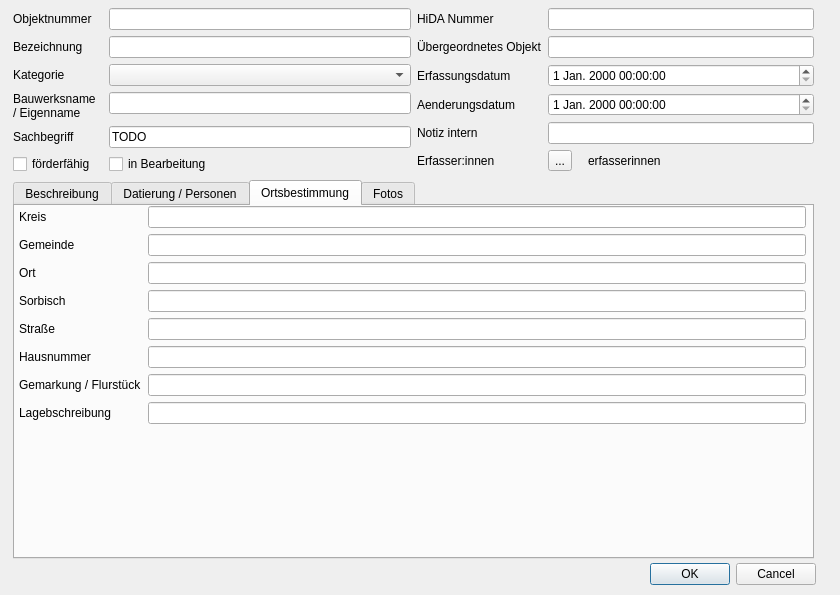
Old version of the form LauQGIS_frontend/objektbereich_form.ui in the repository LausitzBergbaukultur/LauGIS.
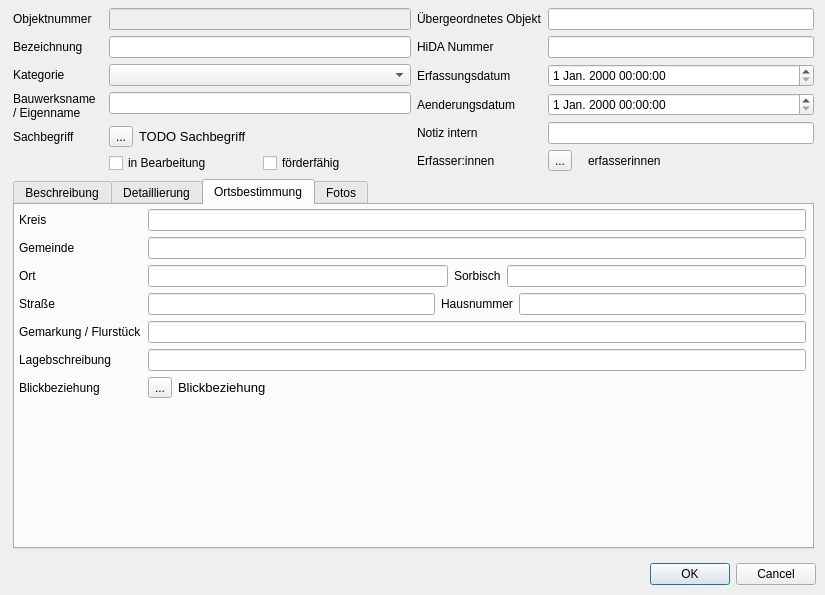
New version of the form. The open tabs and pages were chosen to show the change. Custom widgets are drawn as their Qt base class.

Commit message: obj_basis corrections, added blickbeziehung, added objekt_nr generation

Diff of the .ui file:
```diff
--- a/LauQGIS_frontend/objektbereich_form.ui
+++ b/LauQGIS_frontend/objektbereich_form.ui
@@ -6,7 +6,7 @@
    <rect>
     <x>0</x>
     <y>0</y>
-    <width>840</width>
+    <width>825</width>
     <height>595</height>
    </rect>
   </property>
@@ -24,8 +24,8 @@
   </property>
   <property name="maximumSize">
    <size>
-    <width>900</width>
-    <height>600</height>
+    <width>1000</width>
+    <height>800</height>
    </size>
   </property>
   <property name="windowTitle">
@@ -62,10 +62,13 @@
      <x>13</x>
      <y>8</y>
      <width>801</width>
-     <height>551</height>
+     <height>541</height>
     </rect>
    </property>
    <layout class="QVBoxLayout" name="verticalLayout">
+    <property name="sizeConstraint">
+     <enum>QLayout::SetDefaultConstraint</enum>
+    </property>
     <item>
      <layout class="QHBoxLayout" name="TopRow">
       <item>
@@ -77,9 +80,6 @@
           </property>
          </widget>
         </item>
-        <item row="0" column="1">
-         <widget class="QLineEdit" name="objekt_nr"/>
-        </item>
         <item row="1" column="0">
          <widget class="QLabel" name="lbl_bezeichnung">
           <property name="enabled">
@@ -91,7 +91,11 @@
          </widget>
         </item>
         <item row="1" column="1">
-         <widget class="QLineEdit" name="bezeichnung"/>
+         <widget class="QLineEdit" name="bezeichnung">
+          <property name="clearButtonEnabled">
+           <bool>false</bool>
+          </property>
+         </widget>
         </item>
         <item row="2" column="0">
          <widget class="QLabel" name="label_4">
@@ -114,7 +118,11 @@
          </widget>
         </item>
         <item row="3" column="1">
-         <widget class="QLineEdit" name="bauwerksname_eigenname"/>
+         <widget class="QLineEdit" name="bauwerksname_eigenname">
+          <property name="clearButtonEnabled">
+           <bool>false</bool>
+          </property>
+         </widget>
         </item>
         <item row="4" column="0">
          <widget class="QLabel" name="label">
@@ -123,13 +131,6 @@
           </property>
          </widget>
         </item>
-        <item row="4" column="1">
-         <widget class="QLineEdit" name="lineEdit">
-          <property name="text">
-           <string>TODO</string>
-          </property>
-         </widget>
-        </item>
         <item row="5" column="1">
          <layout class="QHBoxLayout" name="CheckBoxRow">
           <item>
@@ -139,12 +140,59 @@
             </property>
            </widget>
           </item>
+          <item>
+           <widget class="QCheckBox" name="foerderfaehig">
+            <property name="text">
+             <string>förderfähig</string>
+            </property>
+           </widget>
+          </item>
          </layout>
         </item>
-        <item row="5" column="0">
-         <widget class="QCheckBox" name="foerderfaehig">
-          <property name="text">
-           <string>förderfähig</string>
+        <item row="4" column="1">
+         <layout class="QHBoxLayout" name="layoutSachbegriff">
+          <item>
+           <widget class="QToolButton" name="btn_sachbegriff">
+            <property name="text">
+             <string>...</string>
+            </property>
+           </widget>
+          </item>
+          <item>
+           <widget class="QLabel" name="lbl_return_sachbegriff">
+            <property name="font">
+             <font>
+              <pointsize>10</pointsize>
+              <weight>50</weight>
+              <bold>false</bold>
+             </font>
+            </property>
+            <property name="text">
+             <string>TODO Sachbegriff</string>
+            </property>
+            <property name="textFormat">
+             <enum>Qt::PlainText</enum>
+            </property>
+            <property name="alignment">
+             <set>Qt::AlignLeading|Qt::AlignLeft|Qt::AlignVCenter</set>
+            </property>
+            <property name="wordWrap">
+             <bool>false</bool>
+            </property>
+           </widget>
+          </item>
+         </layout>
+        </item>
+        <item row="0" column="1">
+         <widget class="QLineEdit" name="objekt_nr">
+          <property name="enabled">
+           <bool>false</bool>
+          </property>
+          <property name="font">
+           <font>
+            <weight>75</weight>
+            <bold>true</bold>
+           </font>
           </property>
          </widget>
         </item>
@@ -152,15 +200,36 @@
       </item>
       <item>
        <layout class="QFormLayout" name="TopRightGrid">
+        <property name="rowWrapPolicy">
+         <enum>QFormLayout::WrapLongRows</enum>
+        </property>
         <item row="0" column="0">
+         <widget class="QLabel" name="label_20">
+          <property name="text">
+           <string>Übergeordnetes Objekt</string>
+          </property>
+         </widget>
+        </item>
+        <item row="0" column="1">
+         <widget class="QLineEdit" name="ref_objekt_id">
+          <property name="clearButtonEnabled">
+           <bool>false</bool>
+          </property>
+         </widget>
+        </item>
+        <item row="1" column="0">
          <widget class="QLabel" name="label_7">
           <property name="text">
            <string>HiDA Nummer</string>
           </property>
          </widget>
         </item>
-        <item row="0" column="1">
-         <widget class="QLineEdit" name="hida_nr"/>
+        <item row="1" column="1">
+         <widget class="QLineEdit" name="hida_nr">
+          <property name="clearButtonEnabled">
+           <bool>false</bool>
+          </property>
+         </widget>
         </item>
         <item row="2" column="0">
          <widget class="QLabel" name="lbl_objnr_2">
@@ -203,7 +272,7 @@
          </widget>
         </item>
         <item row="5" column="1">
-         <layout class="QHBoxLayout" name="horizontalLayout_2">
+         <layout class="QHBoxLayout" name="hlayout_Erfasser">
           <item>
            <widget class="QToolButton" name="btn_erfasser">
             <property name="text">
@@ -226,16 +295,6 @@
           </item>
          </layout>
         </item>
-        <item row="1" column="0">
-         <widget class="QLabel" name="label_20">
-          <property name="text">
-           <string>Übergeordnetes Objekt</string>
-          </property>
-         </widget>
-        </item>
-        <item row="1" column="1">
-         <widget class="QLineEdit" name="ref_objekt_id"/>
-        </item>
        </layout>
       </item>
      </layout>
@@ -243,7 +302,7 @@
     <item>
      <widget class="QTabWidget" name="BottomRow_Tabs">
       <property name="currentIndex">
-       <number>3</number>
+       <number>2</number>
       </property>
       <widget class="QWidget" name="TabBeschreibung">
        <attribute name="title">
@@ -255,13 +314,22 @@
           <x>0</x>
           <y>0</y>
           <width>791</width>
-          <height>291</height>
+          <height>251</height>
          </rect>
         </property>
-        <layout class="QFormLayout" name="formLayout">
+        <layout class="QFormLayout" name="formLayout_Beschreibung">
+         <property name="labelAlignment">
+          <set>Qt::AlignLeading|Qt::AlignLeft|Qt::AlignTop</set>
+         </property>
+         <property name="formAlignment">
+          <set>Qt::AlignLeading|Qt::AlignLeft|Qt::AlignTop</set>
+         </property>
          <property name="leftMargin">
           <number>4</number>
          </property>
+         <property name="topMargin">
+          <number>4</number>
+         </property>
          <item row="0" column="0">
           <widget class="QLabel" name="lbl_beschreibung">
            <property name="text">
@@ -292,32 +360,12 @@
          <item row="2" column="1">
           <widget class="QLineEdit" name="quellen_literatur"/>
          </item>
-         <item row="3" column="0">
-          <widget class="QLabel" name="label_15">
-           <property name="text">
-            <string>Erhaltungszustand</string>
-           </property>
-          </widget>
-         </item>
-         <item row="3" column="1">
-          <widget class="QComboBox" name="erhaltungszustand"/>
-         </item>
-         <item row="4" column="0">
-          <widget class="QLabel" name="label_16">
-           <property name="text">
-            <string>Schutzstatus</string>
-           </property>
-          </widget>
-         </item>
-         <item row="4" column="1">
-          <widget class="QComboBox" name="schutzstatus"/>
-         </item>
         </layout>
        </widget>
       </widget>
-      <widget class="QWidget" name="TabPersonDatum">
+      <widget class="QWidget" name="TabDetaillierung">
        <attribute name="title">
-        <string>Datierung / Personen</string>
+        <string>Detaillierung</string>
        </attribute>
        <widget class="QWidget" name="formLayoutWidget_2">
         <property name="geometry">
@@ -325,27 +373,59 @@
           <x>0</x>
           <y>0</y>
           <width>791</width>
-          <height>311</height>
+          <height>251</height>
          </rect>
         </property>
-        <layout class="QFormLayout" name="formLayout_4">
+        <layout class="QFormLayout" name="formLayout_Detaillierung">
          <property name="fieldGrowthPolicy">
           <enum>QFormLayout::ExpandingFieldsGrow</enum>
          </property>
          <property name="rowWrapPolicy">
           <enum>QFormLayout::WrapLongRows</enum>
          </property>
+         <property name="labelAlignment">
+          <set>Qt::AlignLeading|Qt::AlignLeft|Qt::AlignTop</set>
+         </property>
          <property name="formAlignment">
-          <set>Qt::AlignLeading|Qt::AlignLeft|Qt::AlignVCenter</set>
+          <set>Qt::AlignLeading|Qt::AlignLeft|Qt::AlignTop</set>
+         </property>
+         <property name="verticalSpacing">
+          <number>8</number>
+         </property>
+         <property name="leftMargin">
+          <number>4</number>
+         </property>
+         <property name="topMargin">
+          <number>4</number>
          </property>
          <item row="0" column="0">
+          <widget class="QLabel" name="label_16">
+           <property name="text">
+            <string>Schutzstatus</string>
+           </property>
+          </widget>
+         </item>
+         <item row="0" column="1">
+          <widget class="QComboBox" name="schutzstatus"/>
+         </item>
+         <item row="1" column="0">
+          <widget class="QLabel" name="label_15">
+           <property name="text">
+            <string>Erhaltungszustand</string>
+           </property>
+          </widget>
+         </item>
+         <item row="1" column="1">
+          <widget class="QComboBox" name="erhaltungszustand"/>
+         </item>
+         <item row="2" column="0">
           <widget class="QLabel" name="label_17">
            <property name="text">
-            <string>Datum</string>
+            <string>Datierung</string>
            </property>
           </widget>
          </item>
-         <item row="0" column="1">
+         <item row="2" column="1">
           <layout class="QHBoxLayout" name="layoutDatum">
            <item>
             <widget class="QToolButton" name="btn_datierung">
@@ -370,24 +450,71 @@
               <enum>Qt::PlainText</enum>
              </property>
              <property name="alignment">
-              <set>Qt::AlignLeading|Qt::AlignLeft|Qt::AlignTop</set>
+              <set>Qt::AlignLeading|Qt::AlignLeft|Qt::AlignVCenter</set>
              </property>
              <property name="wordWrap">
               <bool>false</bool>
              </property>
+             <property name="margin">
+              <number>6</number>
+             </property>
             </widget>
            </item>
           </layout>
          </item>
-         <item row="1" column="0">
+         <item row="3" column="0">
+          <widget class="QLabel" name="label_22">
+           <property name="text">
+            <string>Funktion / Nutzung</string>
+           </property>
+          </widget>
+         </item>
+         <item row="3" column="1">
+          <layout class="QHBoxLayout" name="layoutNutzung">
+           <item>
+            <widget class="QToolButton" name="btn_nutzung">
+             <property name="text">
+              <string>...</string>
+             </property>
+            </widget>
+           </item>
+           <item>
+            <widget class="QLabel" name="lbl_return_nutzung">
+             <property name="font">
+              <font>
+               <pointsize>10</pointsize>
+               <weight>50</weight>
+               <bold>false</bold>
+              </font>
+             </property>
+             <property name="text">
+              <string>nutzung</string>
+             </property>
+             <property name="textFormat">
+              <enum>Qt::PlainText</enum>
+             </property>
+             <property name="alignment">
+              <set>Qt::AlignLeading|Qt::AlignLeft|Qt::AlignVCenter</set>
+             </property>
+             <property name="wordWrap">
+              <bool>false</bool>
+             </property>
+             <property name="margin">
+              <number>6</number>
+             </property>
+            </widget>
+           </item>
+          </layout>
+         </item>
+         <item row="4" column="0">
           <widget class="QLabel" name="label_21">
            <property name="text">
             <string>Personen</string>
            </property>
           </widget>
          </item>
-         <item row="1" column="1">
-          <layout class="QHBoxLayout" name="layoutDatum_2">
+         <item row="4" column="1">
+          <layout class="QHBoxLayout" name="layoutPersonen">
            <item>
             <widget class="QToolButton" name="btn_personen">
              <property name="text">
@@ -411,11 +538,14 @@
               <enum>Qt::PlainText</enum>
              </property>
              <property name="alignment">
-              <set>Qt::AlignLeading|Qt::AlignLeft|Qt::AlignTop</set>
+              <set>Qt::AlignLeading|Qt::AlignLeft|Qt::AlignVCenter</set>
              </property>
              <property name="wordWrap">
               <bool>false</bool>
              </property>
+             <property name="margin">
+              <number>6</number>
+             </property>
             </widget>
            </item>
           </layout>
@@ -433,13 +563,16 @@
           <x>0</x>
           <y>0</y>
           <width>791</width>
-          <height>301</height>
+          <height>251</height>
          </rect>
         </property>
-        <layout class="QFormLayout" name="formLayout_2">
+        <layout class="QFormLayout" name="formLayout_Ort">
          <property name="leftMargin">
           <number>4</number>
          </property>
+         <property name="topMargin">
+          <number>4</number>
+         </property>
          <item row="0" column="0">
           <widget class="QLabel" name="label_8">
            <property name="text">
@@ -450,19 +583,6 @@
          <item row="0" column="1">
           <widget class="QLineEdit" name="kreis"/>
          </item>
-         <item row="2" column="0">
-          <widget class="QLabel" name="label_9">
-           <property name="text">
-            <string>Ort</string>
-           </property>
-          </widget>
-         </item>
-         <item row="2" column="1">
-          <widget class="QLineEdit" name="ort"/>
-         </item>
-         <item row="1" column="1">
-          <widget class="QLineEdit" name="gemeinde"/>
-         </item>
          <item row="1" column="0">
           <widget class="QLabel" name="label_10">
            <property name="text">
@@ -470,56 +590,121 @@
            </property>
           </widget>
          </item>
-         <item row="3" column="0">
-          <widget class="QLabel" name="label_11">
+         <item row="1" column="1">
+          <widget class="QLineEdit" name="gemeinde"/>
+         </item>
+         <item row="2" column="0">
+          <widget class="QLabel" name="label_9">
            <property name="text">
-            <string>Sorbisch</string>
+            <string>Ort</string>
            </property>
           </widget>
          </item>
-         <item row="3" column="1">
-          <widget class="QLineEdit" name="sorbisch"/>
+         <item row="2" column="1">
+          <layout class="QHBoxLayout" name="hlayout_OrtSorbisch">
+           <item>
+            <widget class="QLineEdit" name="ort"/>
+           </item>
+           <item>
+            <widget class="QLabel" name="label_11">
+             <property name="text">
+              <string>Sorbisch</string>
+             </property>
+            </widget>
+           </item>
+           <item>
+            <widget class="QLineEdit" name="sorbisch"/>
+           </item>
+          </layout>
          </item>
-         <item row="4" column="0">
+         <item row="3" column="0">
           <widget class="QLabel" name="label_12">
            <property name="text">
             <string>Straße</string>
            </property>
           </widget>
          </item>
-         <item row="4" column="1">
-          <widget class="QLineEdit" name="strasse"/>
+         <item row="3" column="1">
+          <layout class="QHBoxLayout" name="hlayout_StrNr">
+           <item>
+            <widget class="QLineEdit" name="strasse"/>
+           </item>
+           <item>
+            <widget class="QLabel" name="label_13">
+             <property name="text">
+              <string>Hausnummer</string>
+             </property>
+            </widget>
+           </item>
+           <item>
+            <widget class="QLineEdit" name="hausnummer"/>
+           </item>
+          </layout>
          </item>
-         <item row="5" column="0">
-          <widget class="QLabel" name="label_13">
-           <property name="text">
-            <string>Hausnummer</string>
-           </property>
-          </widget>
-         </item>
-         <item row="5" column="1">
-          <widget class="QLineEdit" name="hausnummer"/>
-         </item>
-         <item row="6" column="0">
+         <item row="4" column="0">
           <widget class="QLabel" name="label_14">
            <property name="text">
             <string>Gemarkung / Flurstück</string>
            </property>
           </widget>
          </item>
-         <item row="6" column="1">
+         <item row="4" column="1">
           <widget class="QLineEdit" name="gem_flur"/>
          </item>
-         <item row="7" column="0">
+         <item row="5" column="0">
           <widget class="QLabel" name="label_19">
            <property name="text">
             <string>Lagebschreibung</string>
            </property>
           </widget>
          </item>
-         <item row="7" column="1">
+         <item row="5" column="1">
           <widget class="QLineEdit" name="lagebeschreibung"/>
          </item>
+         <item row="6" column="0">
+          <widget class="QLabel" name="label_23">
+           <property name="text">
+            <string>Blickbeziehung</string>
+           </property>
+          </widget>
+         </item>
+         <item row="6" column="1">
+          <layout class="QHBoxLayout" name="layoutBlickbeziehung">
+           <item>
+            <widget class="QToolButton" name="btn_blickbeziehung">
+             <property name="text">
+              <string>...</string>
+             </property>
+            </widget>
+           </item>
+           <item>
+            <widget class="QLabel" name="lbl_return_blickbeziehung">
+             <property name="font">
+              <font>
+               <pointsize>10</pointsize>
+               <weight>50</weight>
+               <bold>false</bold>
+              </font>
+             </property>
+             <property name="text">
+              <string>Blickbeziehung</string>
+             </property>
+             <property name="textFormat">
+              <enum>Qt::PlainText</enum>
+             </property>
+             <property name="alignment">
+              <set>Qt::AlignLeading|Qt::AlignLeft|Qt::AlignVCenter</set>
+             </property>
+             <property name="wordWrap">
+              <bool>false</bool>
+             </property>
+             <property name="margin">
+              <number>6</number>
+             </property>
+            </widget>
+           </item>
+          </layout>
+         </item>
         </layout>
        </widget>
       </widget>
@@ -533,13 +718,16 @@
           <x>0</x>
           <y>0</y>
           <width>811</width>
-          <height>301</height>
+          <height>251</height>
          </rect>
         </property>
         <layout class="QFormLayout" name="formLayout_3">
          <property name="leftMargin">
           <number>4</number>
          </property>
+         <property name="topMargin">
+          <number>4</number>
+         </property>
          <item row="1" column="0">
           <widget class="QLabel" name="label_18">
            <property name="text">
```
The commit also changes 17 other files.
